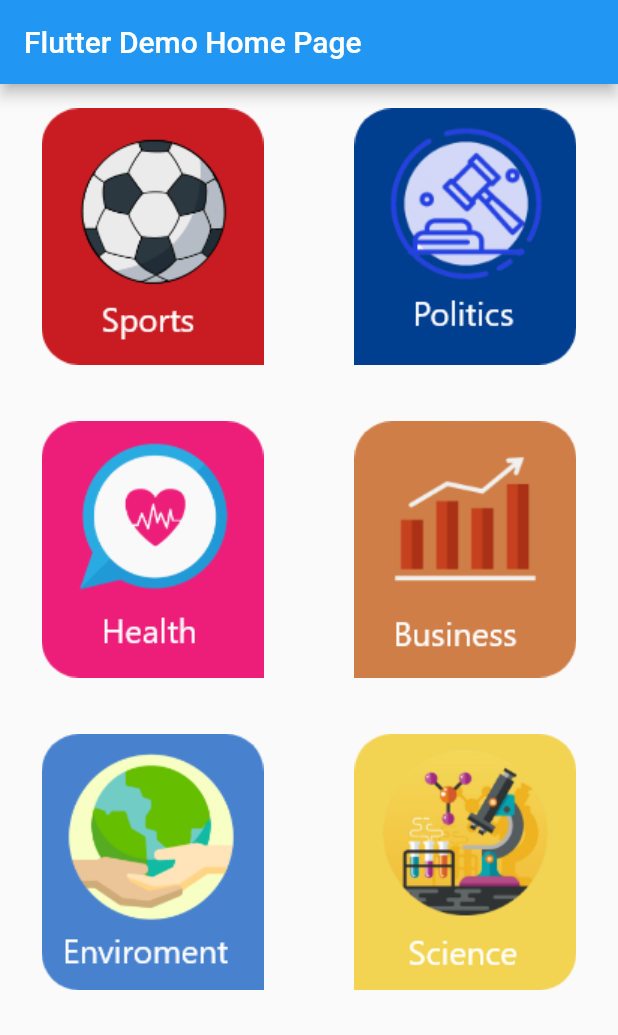
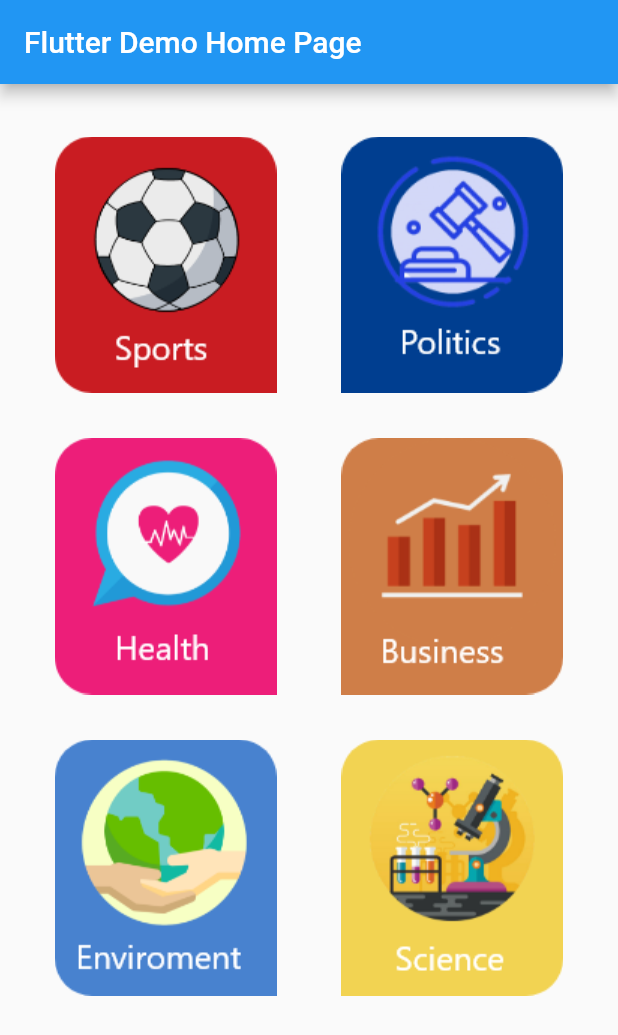
Before and after one commit to Eyadzz/News_App, a Flutter app: the screen it shows after launch, on a phone screen of 412 x 824 dp. Shown: the top 1035 px of the screen. Run offline on Flutter 3.47's test engine with Material 2 defaults, Android fonts, the phone set to English and light mode, and no system bars.

Commit message:
customize grid view

```diff
--- a/lib/components/CustomGridView.dart
+++ b/lib/components/CustomGridView.dart
@@ -28,10 +28,11 @@ class _CustomGridViewState extends State<CustomGridView> {
   @override
   Widget build(BuildContext context) {
     return Container(
+      padding: EdgeInsets.fromLTRB(20, 30, 20,0),
       child: GridView.count(
           crossAxisCount: elementsInRow,
-          crossAxisSpacing: 5.0,
-          mainAxisSpacing: 5.0,
+          crossAxisSpacing: 10.0,
+          mainAxisSpacing: 20.0,
           children: List.generate(images.length, (index){
             return Container(
               child: InkWell(
```
